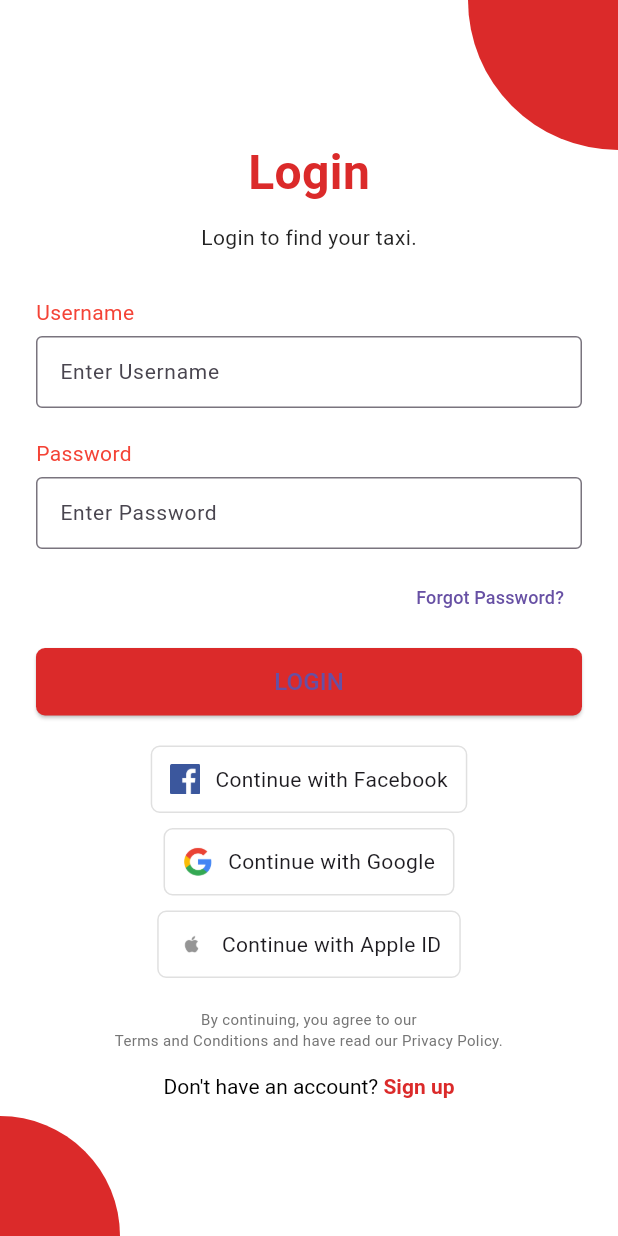
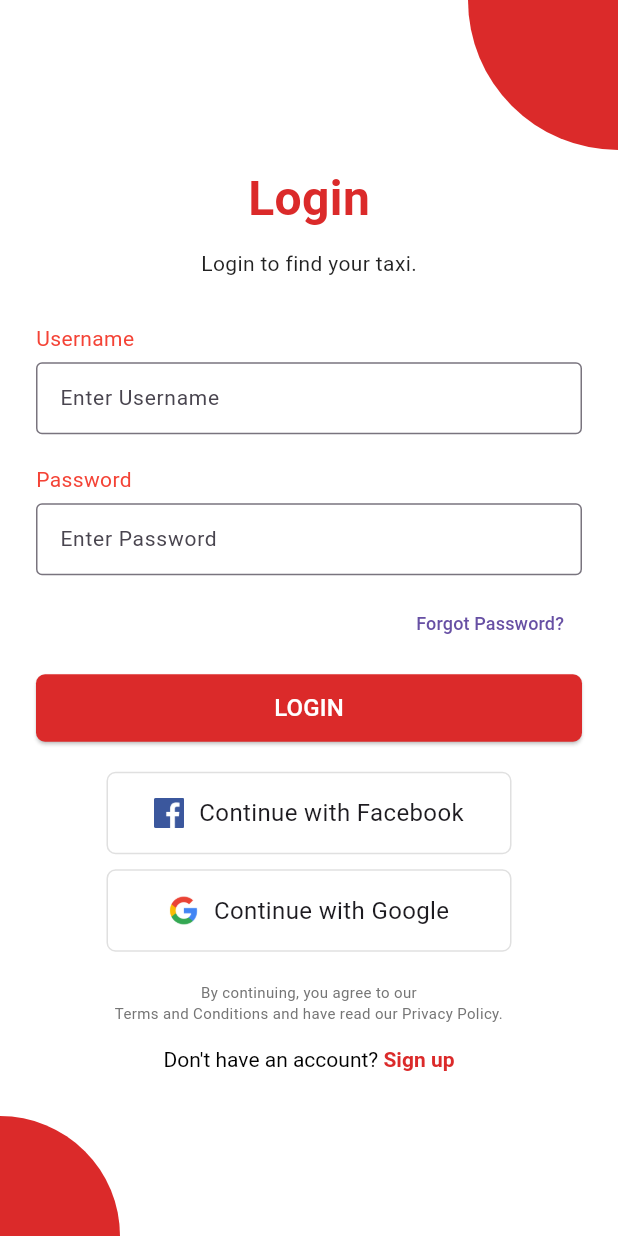
Before and after one commit to EldarSose/pickmeup_client2, a Flutter app: the screen it shows after launch, on a phone screen of 412 x 824 dp. Run offline on Flutter 3.47's test engine with Material 3 defaults, Android fonts, the phone set to English and light mode, and no system bars.

Commit message:
log in and sign up design fixes

```diff
--- a/lib/screens/login_screen.dart
+++ b/lib/screens/login_screen.dart
@@ -144,12 +144,11 @@ class LoginScreen extends StatelessWidget {
                       ),
                       child: Text(
                         'LOGIN',
-                        style: TextStyle(fontSize: 16 * scale),
+                        style: TextStyle(fontSize: 16 * scale, color: Colors.white),
                       ),
                     ),
                   ),
                   SizedBox(height: 20 * scale),
-
                   FittedBox(
                       child: socialButton(
                         'Continue with Facebook',
@@ -162,15 +161,7 @@ class LoginScreen extends StatelessWidget {
                       child: socialButton(
                         'Continue with Google',
                         'assets/google.png',
-                      scale,
-                    ),
-                  ),
-                  SizedBox(height: 10 * scale),
-                  FittedBox(
-                    child: socialButton(
-                      'Continue with Apple ID',
-                      'assets/apple.png',
-                      scale,
+                        scale
                       ),
                   ),
                   SizedBox(height: 20 * scale),
@@ -221,18 +212,20 @@ class LoginScreen extends StatelessWidget {
 
   Widget socialButton(String text, String iconPath, double scale) {
     return Container(
-      height: 45 * scale,
+      height: 55 * scale,
+      width: 270 * scale,
       padding: EdgeInsets.symmetric(horizontal: 12 * scale),
       decoration: BoxDecoration(
         border: Border.all(color: Colors.grey.shade300),
         borderRadius: BorderRadius.circular(6),
       ),
       child: Row(
+        mainAxisAlignment: MainAxisAlignment.center,
         mainAxisSize: MainAxisSize.min,
         children: [
           Image.asset(iconPath, height: 20 * scale, width: 20 * scale),
           SizedBox(width: 10 * scale),
-          Text(text, style: TextStyle(fontSize: 14 * scale)),
+          Text(text, style: TextStyle(fontSize: 16 * scale)),
         ],
       ),
     );
```
Also changed, not shown: lib/screens/signup_screen.dart (+4 -10 lines), 1 other file. Lines whose indentation alone changed are shown as unchanged.
